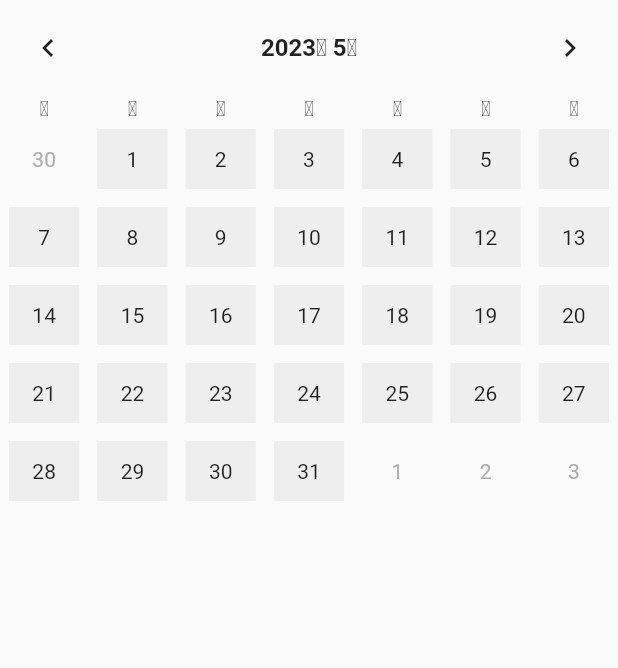
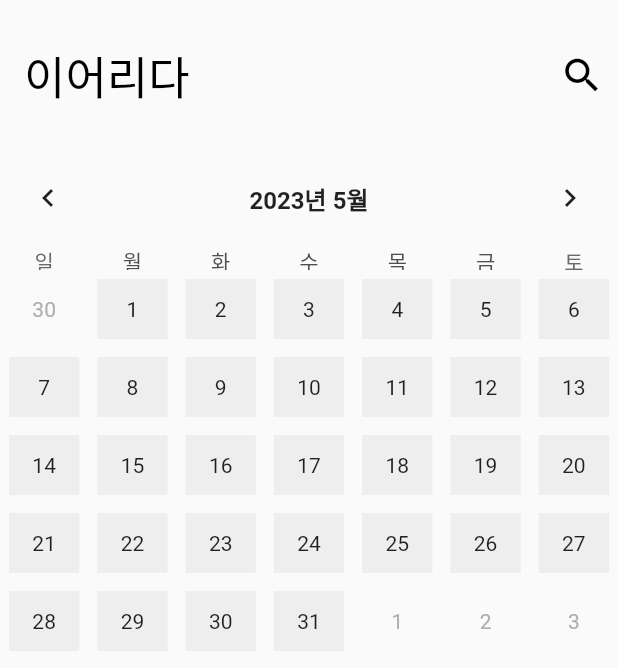
Before and after one commit to iaryda/iaryda-flutter-new, a Flutter app: the screen it shows after launch, on a phone screen of 412 x 824 dp. Shown: the top 668 px of the screen. Run offline on Flutter 3.47's test engine with Material 2 defaults, Android fonts, the phone set to English and light mode, and no system bars; drawn by our look-alikes of table_calendar; our stand-ins replace get.

Commit message:
검색 페이지 화면 연결. 검색 페이지 이동 전

```diff
--- a/lib/home_screen.dart
+++ b/lib/home_screen.dart
@@ -1,6 +1,8 @@
 import 'package:flutter/src/widgets/framework.dart';
 import 'package:flutter/src/widgets/placeholder.dart';
 import 'package:flutter/material.dart';
+import 'package:iaryda_new/component/today.dart';
+import 'package:iaryda_new/search_page.dart';
 
 import 'component/calender.dart';
 
@@ -10,6 +12,26 @@
   @override
   Widget build(BuildContext context) {
     return Scaffold(
+      appBar: AppBar(
+        toolbarHeight: 100,
+        title: Text(
+          '이어리다',
+          style: TextStyle(color: Colors.black, fontSize: 30),
+        ),
+        elevation: 0.0,
+        backgroundColor: Colors.transparent,
+        actions: [
+          IconButton(
+            onPressed: () {
+              Navigator.push(context,
+                  MaterialPageRoute(builder: (context) => const SearchPage()));
+            },
+            icon: Icon(Icons.search),
+            color: Colors.black,
+            iconSize: 30,
+          ),
+        ],
+      ),
       body: Column(children: [
         Calendar(),
       ]),
```
Also changed, not shown: lib/component/today.dart (added, +16 -0 lines), lib/search_page.dart (+72 -1 lines).
